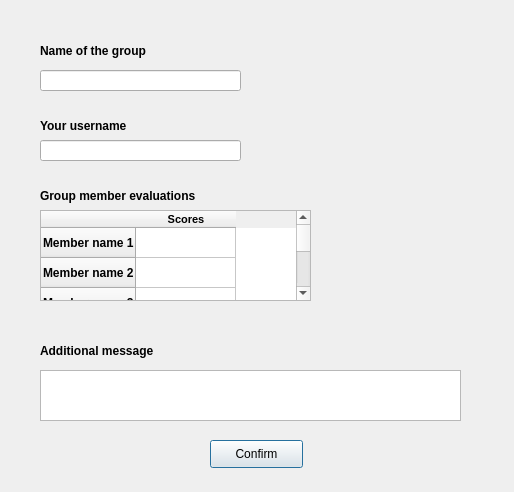
The window that GUIs/Exit Evaluation Dialog.ui (tislam35/322-Software-Engineering-Project) describes before a commit, drawn with Qt 5.
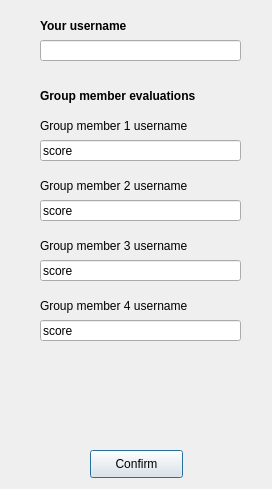
The same window after the commit.

Patch:
```diff
--- a/GUIs/Exit Evaluation Dialog.ui
+++ b/GUIs/Exit Evaluation Dialog.ui
@@ -6,38 +6,18 @@
    <rect>
     <x>0</x>
     <y>0</y>
-    <width>514</width>
-    <height>492</height>
+    <width>272</width>
+    <height>489</height>
    </rect>
   </property>
   <property name="windowTitle">
    <string>Exit Evaluation</string>
   </property>
-  <widget class="QLabel" name="label">
-   <property name="geometry">
-    <rect>
-     <x>40</x>
-     <y>40</y>
-     <width>211</width>
-     <height>21</height>
-    </rect>
-   </property>
-   <property name="font">
-    <font>
-     <pointsize>9</pointsize>
-     <weight>75</weight>
-     <bold>true</bold>
-    </font>
-   </property>
-   <property name="text">
-    <string>Name of the group</string>
-   </property>
-  </widget>
   <widget class="QLabel" name="label_2">
    <property name="geometry">
     <rect>
      <x>40</x>
-     <y>110</y>
+     <y>10</y>
      <width>201</width>
      <height>31</height>
     </rect>
@@ -53,61 +33,21 @@
     <string>Your username</string>
    </property>
   </widget>
-  <widget class="QTextEdit" name="textEdit">
-   <property name="geometry">
-    <rect>
-     <x>40</x>
-     <y>370</y>
-     <width>421</width>
-     <height>51</height>
-    </rect>
-   </property>
-  </widget>
-  <widget class="QLineEdit" name="lineEdit">
-   <property name="geometry">
-    <rect>
-     <x>40</x>
-     <y>70</y>
-     <width>201</width>
-     <height>21</height>
-    </rect>
-   </property>
-  </widget>
   <widget class="QLineEdit" name="lineEdit_2">
    <property name="geometry">
     <rect>
      <x>40</x>
-     <y>140</y>
+     <y>40</y>
      <width>201</width>
      <height>21</height>
     </rect>
    </property>
   </widget>
-  <widget class="QLabel" name="label_3">
-   <property name="geometry">
-    <rect>
-     <x>40</x>
-     <y>340</y>
-     <width>231</width>
-     <height>21</height>
-    </rect>
-   </property>
-   <property name="font">
-    <font>
-     <pointsize>9</pointsize>
-     <weight>75</weight>
-     <bold>true</bold>
-    </font>
-   </property>
-   <property name="text">
-    <string>Additional message</string>
-   </property>
-  </widget>
   <widget class="QLabel" name="label_4">
    <property name="geometry">
     <rect>
      <x>40</x>
-     <y>180</y>
+     <y>80</y>
      <width>211</width>
      <height>31</height>
     </rect>
@@ -123,88 +63,11 @@
     <string>Group member evaluations</string>
    </property>
   </widget>
-  <widget class="QTableWidget" name="tableWidget">
-   <property name="geometry">
-    <rect>
-     <x>40</x>
-     <y>210</y>
-     <width>271</width>
-     <height>91</height>
-    </rect>
-   </property>
-   <row>
-    <property name="text">
-     <string>Member name 1</string>
-    </property>
-    <property name="font">
-     <font>
-      <weight>75</weight>
-      <bold>true</bold>
-     </font>
-    </property>
-   </row>
-   <row>
-    <property name="text">
-     <string>Member name 2</string>
-    </property>
-    <property name="font">
-     <font>
-      <weight>75</weight>
-      <bold>true</bold>
-     </font>
-    </property>
-   </row>
-   <row>
-    <property name="text">
-     <string>Member name 3</string>
-    </property>
-    <property name="font">
-     <font>
-      <weight>75</weight>
-      <bold>true</bold>
-     </font>
-    </property>
-   </row>
-   <row>
-    <property name="text">
-     <string>Member name 4</string>
-    </property>
-    <property name="font">
-     <font>
-      <weight>75</weight>
-      <bold>true</bold>
-     </font>
-    </property>
-   </row>
-   <row>
-    <property name="text">
-     <string>Member name 5</string>
-    </property>
-    <property name="font">
-     <font>
-      <weight>75</weight>
-      <bold>true</bold>
-     </font>
-    </property>
-   </row>
-   <column>
-    <property name="text">
-     <string>Scores</string>
-    </property>
-    <property name="font">
-     <font>
-      <pointsize>8</pointsize>
-      <weight>75</weight>
-      <bold>true</bold>
-     </font>
-    </property>
-   </column>
-  </widget>
   <widget class="QPushButton" name="pushButton">
    <property name="geometry">
     <rect>
-     <x>210</x>
-     <y>440</y>
+     <x>90</x>
+     <y>450</y>
      <width>93</width>
      <height>28</height>
     </rect>
@@ -216,6 +79,138 @@
     <bool>true</bool>
    </property>
   </widget>
+  <widget class="QLabel" name="label_5">
+   <property name="geometry">
+    <rect>
+     <x>40</x>
+     <y>110</y>
+     <width>211</width>
+     <height>31</height>
+    </rect>
+   </property>
+   <property name="font">
+    <font>
+     <pointsize>9</pointsize>
+     <weight>50</weight>
+     <bold>false</bold>
+    </font>
+   </property>
+   <property name="text">
+    <string>Group member 1 username</string>
+   </property>
+  </widget>
+  <widget class="QLineEdit" name="lineEdit_3">
+   <property name="geometry">
+    <rect>
+     <x>40</x>
+     <y>140</y>
+     <width>201</width>
+     <height>21</height>
+    </rect>
+   </property>
+   <property name="text">
+    <string>score</string>
+   </property>
+  </widget>
+  <widget class="QLabel" name="label_6">
+   <property name="geometry">
+    <rect>
+     <x>40</x>
+     <y>170</y>
+     <width>211</width>
+     <height>31</height>
+    </rect>
+   </property>
+   <property name="font">
+    <font>
+     <pointsize>9</pointsize>
+     <weight>50</weight>
+     <bold>false</bold>
+    </font>
+   </property>
+   <property name="text">
+    <string>Group member 2 username</string>
+   </property>
+  </widget>
+  <widget class="QLineEdit" name="lineEdit_4">
+   <property name="geometry">
+    <rect>
+     <x>40</x>
+     <y>200</y>
+     <width>201</width>
+     <height>21</height>
+    </rect>
+   </property>
+   <property name="text">
+    <string>score</string>
+   </property>
+  </widget>
+  <widget class="QLineEdit" name="lineEdit_5">
+   <property name="geometry">
+    <rect>
+     <x>40</x>
+     <y>260</y>
+     <width>201</width>
+     <height>21</height>
+    </rect>
+   </property>
+   <property name="text">
+    <string>score</string>
+   </property>
+  </widget>
+  <widget class="QLabel" name="label_7">
+   <property name="geometry">
+    <rect>
+     <x>40</x>
+     <y>230</y>
+     <width>211</width>
+     <height>31</height>
+    </rect>
+   </property>
+   <property name="font">
+    <font>
+     <pointsize>9</pointsize>
+     <weight>50</weight>
+     <bold>false</bold>
+    </font>
+   </property>
+   <property name="text">
+    <string>Group member 3 username</string>
+   </property>
+  </widget>
+  <widget class="QLabel" name="label_8">
+   <property name="geometry">
+    <rect>
+     <x>40</x>
+     <y>290</y>
+     <width>211</width>
+     <height>31</height>
+    </rect>
+   </property>
+   <property name="font">
+    <font>
+     <pointsize>9</pointsize>
+     <weight>50</weight>
+     <bold>false</bold>
+    </font>
+   </property>
+   <property name="text">
+    <string>Group member 4 username</string>
+   </property>
+  </widget>
+  <widget class="QLineEdit" name="lineEdit_6">
+   <property name="geometry">
+    <rect>
+     <x>40</x>
+     <y>320</y>
+     <width>201</width>
+     <height>21</height>
+    </rect>
+   </property>
+   <property name="text">
+    <string>score</string>
+   </property>
+  </widget>
  </widget>
  <resources/>
  <connections/>
```
